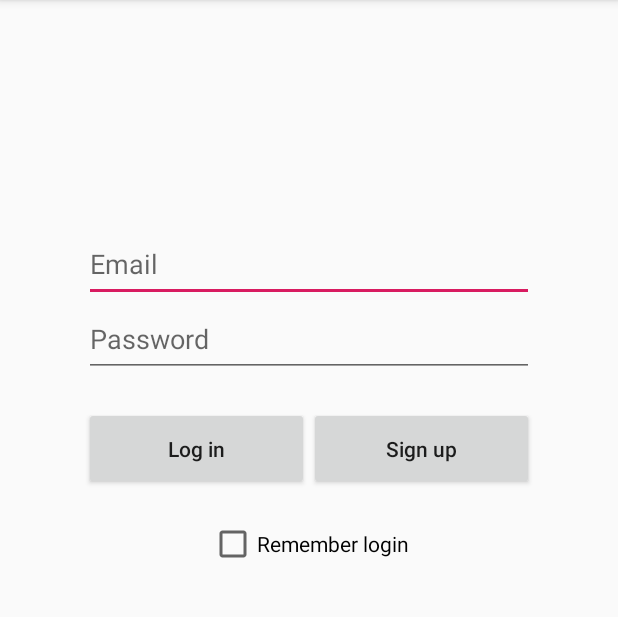
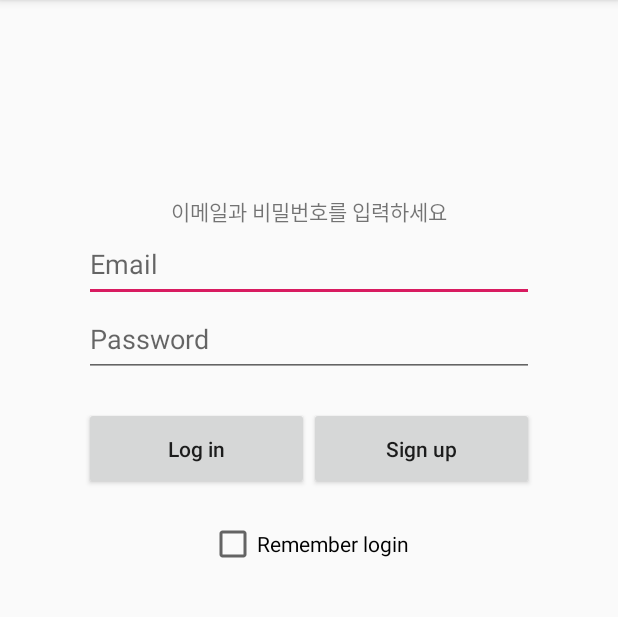
Before and after one commit to eunsongsong/Hobbigation, an Android app: the LoginActivity screen opened directly, with no data from a screen before it, after a tap on "Log in", on a phone screen of 412 x 824 dp, the part 84-701 px from its top. Run offline under Robolectric (Android 15) with nearby library versions, the phone set to English and light mode, and no system bars; our stand-ins replace Firebase (no records; nobody signed in at launch, a user with empty details on screens opened directly).

Commit message:
Mail Verification complete

```diff
--- a/app/src/main/AndroidManifest.xml
+++ b/app/src/main/AndroidManifest.xml
@@ -26,6 +26,7 @@
         <activity android:name=".MainActivity" />
         <activity android:name=".LoginActivity" />
         <activity android:name=".SignUpActivity"/>
+
     </application>
 
 </manifest>
--- a/app/src/main/java/com/example/hobbigation/LoginActivity.java
+++ b/app/src/main/java/com/example/hobbigation/LoginActivity.java
@@ -8,6 +8,7 @@ import android.util.Patterns;
 import android.view.View;
 import android.widget.Button;
 import android.widget.EditText;
+import android.widget.TextView;
 import android.widget.Toast;
 
 import com.google.android.gms.tasks.OnCompleteListener;
@@ -24,10 +25,11 @@ public class LoginActivity extends AppCompatActivity {
 
     private String email = "";
     private String password = "";
-
+    private TextView text;
     private Button to_sign_up_btn;
     private EditText email_login;
     private EditText pwd_login;
+    private Button sign_in_btn;
     FirebaseAuth firebaseAuth;
     FirebaseUser mFirebaseUser;
 
@@ -36,12 +38,12 @@ public class LoginActivity extends AppCompatActivity {
         super.onCreate(savedInstanceState);
         setContentView(R.layout.activity_login);
 
+        text = (TextView) findViewById(R.id.textView);
+        sign_in_btn = (Button) findViewById(R.id.loginButton);
         email_login = (EditText) findViewById(R.id.sign_email);
         pwd_login = (EditText) findViewById(R.id.sign_pwd);
 
         firebaseAuth = FirebaseAuth.getInstance();
-        mFirebaseUser = firebaseAuth.getCurrentUser();
-
 
         to_sign_up_btn  = (Button) findViewById(R.id.move_sign_up);
         to_sign_up_btn.setOnClickListener(new View.OnClickListener() {
@@ -55,11 +57,23 @@ public class LoginActivity extends AppCompatActivity {
     }
 
     public void signIn(View view) {
-        email = email_login.getText().toString();
-        password = pwd_login.getText().toString();
 
-        if(isValidEmail() && isValidPasswd() && ) {
-            loginUser(email, password);
+        if(mFirebaseUser != null){
+            sign_in_btn.setText("Sign In");
+            sign_Out();
+        }
+        else{
+            email = email_login.getText().toString();
+            password = pwd_login.getText().toString();
+
+            if(isValidEmail() && isValidPasswd() ) {
+                    loginUser(email, password);
+                    sign_in_btn.setText("Sign Out");
+            }
+            else
+            {
+                Toast.makeText(LoginActivity.this,"로그인 실패",Toast.LENGTH_LONG).show();
+            }
         }
     }
 
@@ -89,8 +103,19 @@ public class LoginActivity extends AppCompatActivity {
         }
     }
 
+    public void sign_Out(){
+        FirebaseAuth.getInstance().signOut();
+        mFirebaseUser = firebaseAuth.getCurrentUser();
+        if (mFirebaseUser != null) {
+            Toast.makeText(LoginActivity.this,"로그아웃 실패",Toast.LENGTH_LONG).show();
+            }
+         else{
+            text.setText("로그아웃상태");
+        }
+
+    }
     // 로그인
-    private void loginUser(String email, String password)
+    private void loginUser(String email, final String password)
     {
         firebaseAuth.signInWithEmailAndPassword(email, password)
                 .addOnCompleteListener(this, new OnCompleteListener<AuthResult>() {
@@ -98,8 +123,18 @@ public class LoginActivity extends AppCompatActivity {
                     public void onComplete(@NonNull Task<AuthResult> task) {
                         if (task.isSuccessful()) {
                             // 로그인 성공
+                            mFirebaseUser = firebaseAuth.getCurrentUser();
+                            Toast.makeText(LoginActivity.this, R.string.success_login, Toast.LENGTH_SHORT).show();
 
-                            Toast.makeText(LoginActivity.this, R.string.success_login, Toast.LENGTH_SHORT).show();
+                            if(!(mFirebaseUser.isEmailVerified())){
+                                Toast.makeText(LoginActivity.this,"인증해주세요",Toast.LENGTH_LONG).show();
+                                return;
+                            }
+
+                            text.setText(mFirebaseUser.getEmail()+"님 환영합니다");
+                            pwd_login.setText(null);
+                            email_login.setText(null);
+
                         } else {
                             // 로그인 실패
                             Toast.makeText(LoginActivity.this, R.string.failed_login, Toast.LENGTH_SHORT).show();
@@ -107,5 +142,4 @@ public class LoginActivity extends AppCompatActivity {
                     }
                 });
     }
-
 }
--- a/app/src/main/res/layout/activity_login.xml
+++ b/app/src/main/res/layout/activity_login.xml
@@ -52,4 +52,16 @@
         android:layout_below="@+id/loginButton"
         android:layout_centerHorizontal="true" />
 
+    <TextView
+        android:id="@+id/textView"
+        android:layout_width="wrap_content"
+        android:layout_height="wrap_content"
+        android:layout_alignTop="@id/sign_email"
+        android:layout_centerInParent="true"
+        android:layout_centerVertical="true"
+        android:layout_marginTop="-21dp"
+        android:text="이메일과 비밀번호를 입력하세요" />
+
+
+
 </RelativeLayout>
--- a/app/src/main/res/layout/activity_sign_up.xml
+++ b/app/src/main/res/layout/activity_sign_up.xml
@@ -57,7 +57,6 @@
         android:layout_width="150dp"
         android:layout_height="55dp"
         android:text="Sign up"
-        android:id="@+id/signupButton"
         android:textAllCaps="false"
         android:layout_below="@id/checkText"
         android:layout_centerInParent="true"
```
Also changed, not shown: app/src/main/java/com/example/hobbigation/SignUpActivity.java (+7 -4 lines).
